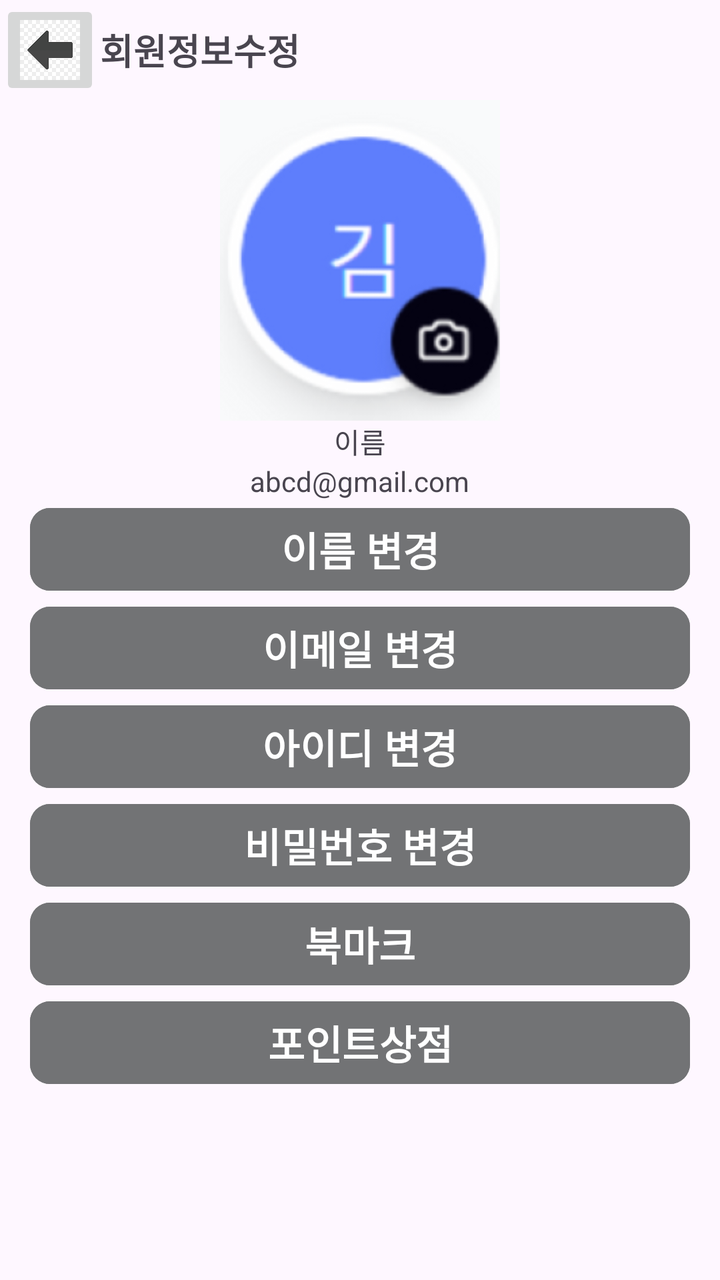
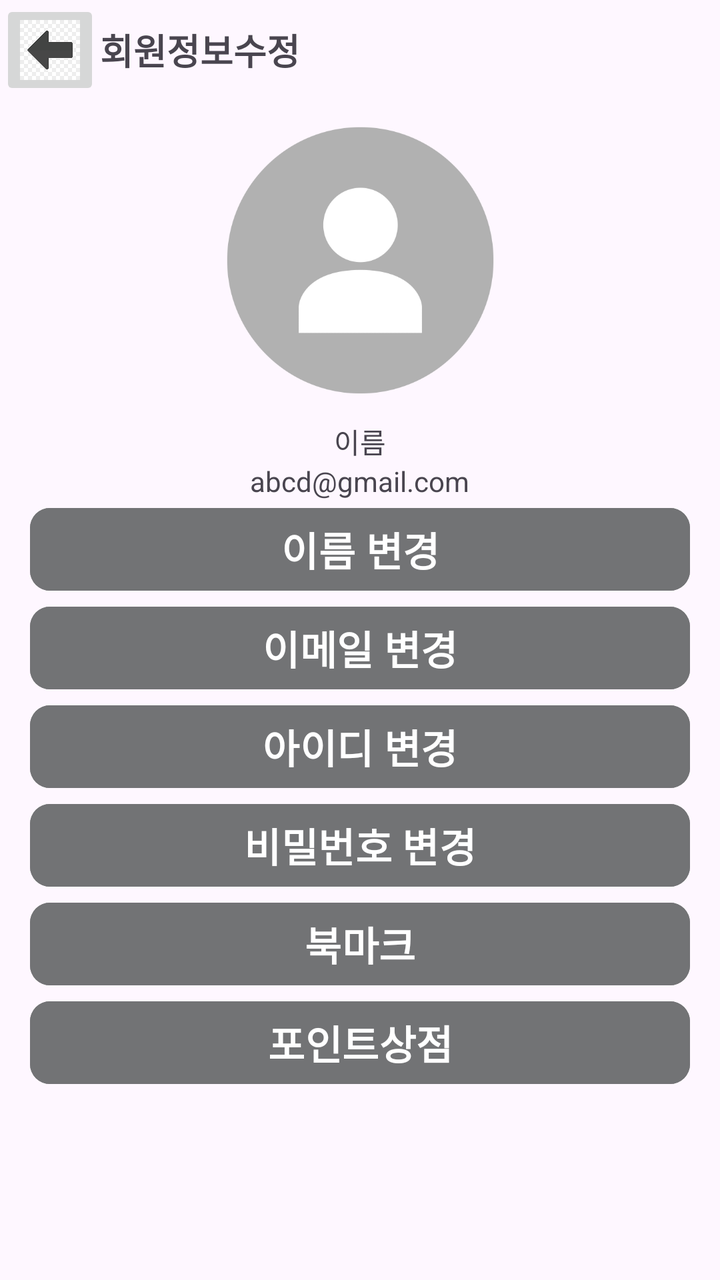

The first picture is an Android layout as it rendered before a commit; the second is the same layout after the commit. The layout source and the unified diff follow.
<!-- AndroidManifest.xml: application theme Theme.Lostfind -->
<!-- res/layout/myinfo.xml -->
<?xml version="1.0" encoding="utf-8"?>
<LinearLayout xmlns:android="http://schemas.android.com/apk/res/android"
    xmlns:app="http://schemas.android.com/apk/res-auto"
    xmlns:tools="http://schemas.android.com/tools"
    android:id="@+id/main"
    android:layout_width="match_parent"
    android:layout_height="match_parent"
    android:orientation="vertical"
    tools:context=".MainActivity"
    android:visibility="visible">

    <RelativeLayout
        android:layout_width="match_parent"
        android:layout_height="50dp"
        android:orientation="horizontal">

        <ImageButton
            android:id="@+id/imageButton"
            android:layout_width="50dp"
            android:layout_height="50dp"
            android:adjustViewBounds="true"
            android:scaleType="centerCrop"
            android:src="@drawable/left_arrow"
            android:contentDescription="backButton"
            />

        <TextView
            android:layout_width="wrap_content"
            android:layout_height="50dp"
            android:layout_alignBottom="@id/imageButton"
            android:layout_toRightOf="@id/imageButton"
            android:text="회원정보수정"
            android:textSize="18sp"
            android:textStyle="bold"
            android:gravity="center"/>
    </RelativeLayout>

    <LinearLayout
        android:layout_width="match_parent"
        android:layout_height="200dp"
        android:orientation="vertical"
        android:gravity="bottom|center">

        <ImageView
            android:layout_width="140dp"
            android:layout_height="100dp"
            android:scaleType="centerCrop"
            android:adjustViewBounds="true"
            android:src="@drawable/info_icon"
            android:layout_weight="1" />


        <TextView
            android:id="@+id/userName"
            android:layout_width="wrap_content"
            android:layout_height="wrap_content"
            android:text="이름"/>

        <TextView
            android:id="@+id/userEmail"
            android:layout_width="wrap_content"
            android:layout_height="wrap_content"
            android:text="abcd@gmail.com"/>

    </LinearLayout>

    <LinearLayout
        android:layout_width="match_parent"
        android:layout_height="match_parent"
        android:orientation="vertical"
        android:weightSum="100">


        <Button
            android:id="@+id/name_change_button"
            android:layout_width="match_parent"
            android:layout_height="wrap_content"
            android:layout_marginLeft="15dp"
            android:layout_marginRight="15dp"
            android:text="이름 변경"
            android:textSize="20sp"
            android:textStyle="bold"
            app:cornerRadius="10dp"
            android:backgroundTint="@color/gray"/>

        <Button
            android:id="@+id/email_change_button"
            android:layout_width="match_parent"
            android:layout_height="wrap_content"
            android:layout_marginLeft="15dp"
            android:layout_marginRight="15dp"
            android:text="이메일 변경"
            android:textSize="20sp"
            android:textStyle="bold"
            app:cornerRadius="10dp"
            android:backgroundTint="@color/gray"/>

        <Button
            android:id="@+id/id_change_button"
            android:layout_width="match_parent"
            android:layout_height="wrap_content"
            android:layout_marginRight="15dp"
            android:layout_marginLeft="15dp"
            android:text="아이디 변경"
            android:textSize="20sp"
            android:textStyle="bold"
            app:cornerRadius="10dp"
            android:backgroundTint="@color/gray"/>

        <Button
            android:id="@+id/pw_change_button"
            android:layout_width="match_parent"
            android:layout_height="wrap_content"
            android:layout_marginRight="15dp"
            android:layout_marginLeft="15dp"
            android:text="비밀번호 변경"
            android:textSize="20sp"
            android:textStyle="bold"
            app:cornerRadius="10dp"
            android:backgroundTint="@color/gray"/>

        <Button
            android:id="@+id/bookmark_button"
            android:layout_width="match_parent"
            android:layout_height="wrap_content"
            android:layout_marginLeft="15dp"
            android:layout_marginRight="15dp"
            android:text="북마크"
            android:textSize="20sp"
            android:textStyle="bold"
            app:cornerRadius="10dp"
            android:backgroundTint="@color/gray"/>

        <Button
            android:id="@+id/pointshop_button"
            android:layout_width="match_parent"
            android:layout_height="wrap_content"
            android:layout_marginLeft="15dp"
            android:layout_marginRight="15dp"
            android:text="포인트상점"
            android:textSize="20sp"
            android:textStyle="bold"
            app:cornerRadius="10dp"
            android:backgroundTint="@color/gray"/>
    </LinearLayout>

</LinearLayout>
<!-- resources referenced by this layout -->
<resources>
  <color name="gray">#727375</color>
  <!-- drawable info_icon: png bitmap (drawable, 35599 bytes) -->
  <!-- drawable left_arrow: jpg bitmap (drawable, 5456 bytes) -->
  <style name="Theme.Lostfind" parent="Base.Theme.Lostfind" />
  <style name="Base.Theme.Lostfind" parent="Theme.Material3.DayNight.NoActionBar">
          
          
      </style>
</resources>

<!-- the commit's change to res/layout/myinfo.xml (unified diff, before → after) -->
@@ -46,7 +46,7 @@
             android:layout_height="100dp"
             android:scaleType="centerCrop"
             android:adjustViewBounds="true"
-            android:src="@drawable/info_icon"
+            android:src="@drawable/default_infoicon"
             android:layout_weight="1" />
 
 
<!-- resource entries referenced after the edit -->
@@ -1,7 +1,7 @@
 <!-- resources referenced by this layout -->
 <resources>
   <color name="gray">#727375</color>
-  <!-- drawable info_icon: png bitmap (drawable, 35599 bytes) -->
+  <!-- drawable default_infoicon: png bitmap (drawable, 16943 bytes) -->
   <!-- drawable left_arrow: jpg bitmap (drawable, 5456 bytes) -->
   <style name="Theme.Lostfind" parent="Base.Theme.Lostfind" />
   <style name="Base.Theme.Lostfind" parent="Theme.Material3.DayNight.NoActionBar">
